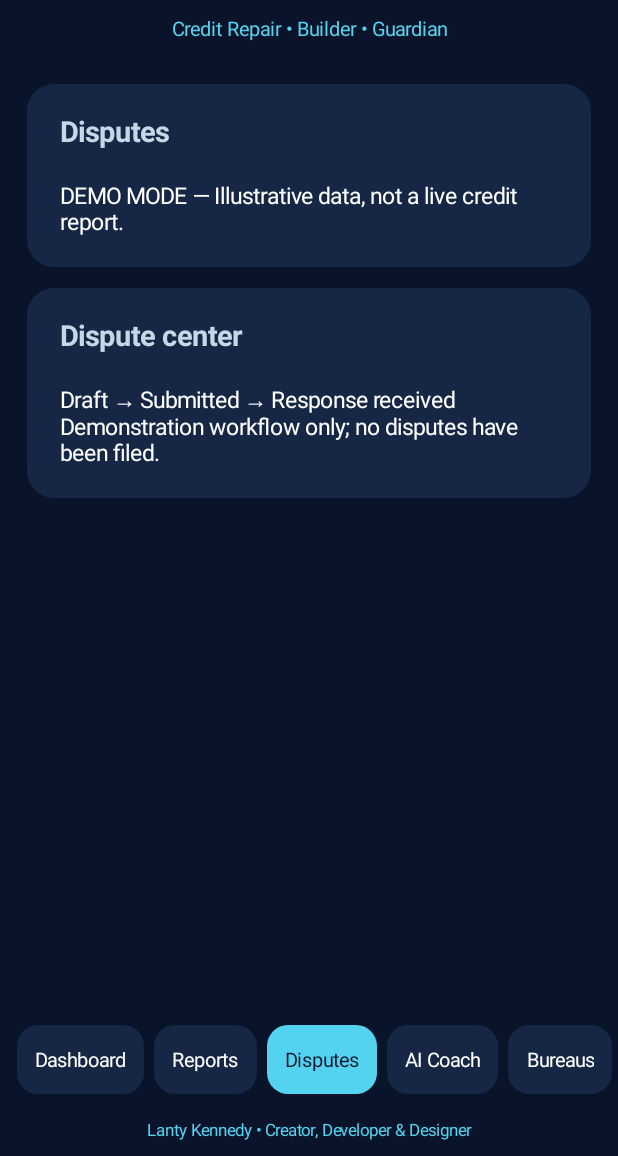
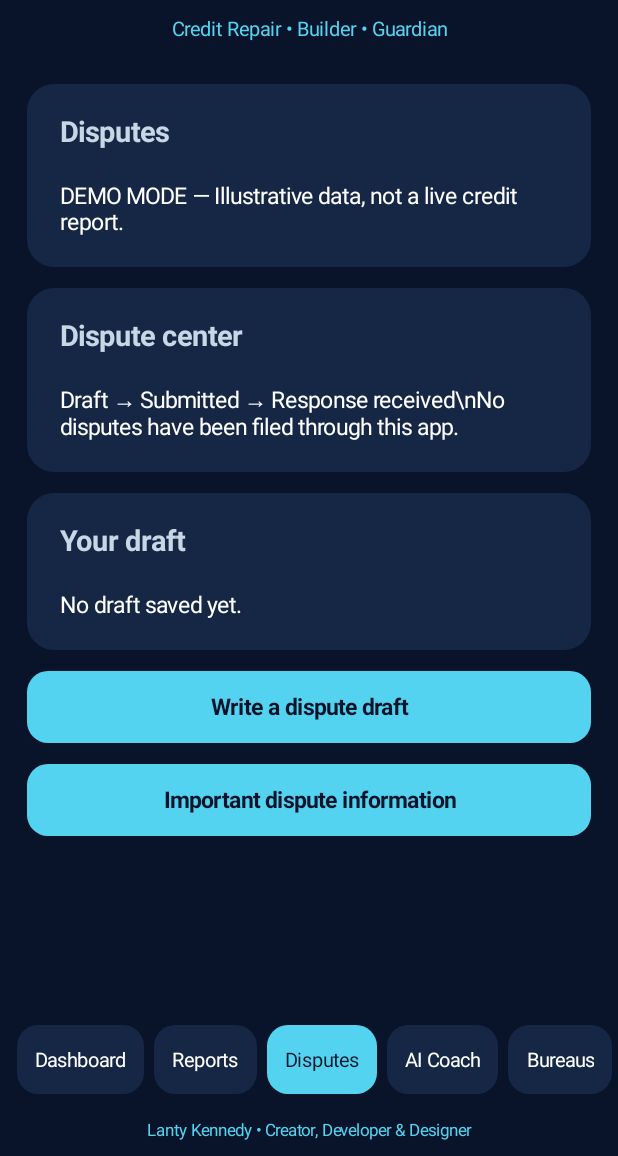
Before and after one commit to TitanCreditbyLantyKennedy/credit-titan-ai-android, an Android app: the screen it shows after launch (MainActivity), after a tap on "Disputes", on a phone screen of 412 x 824 dp, the part 80-1236 px from its top. Run offline under Robolectric (Android 15) with nearby library versions, the light colour scheme and no system bars; 3 other taps on this screen came first.

Commit message:
Add locally saved report notes, dispute drafts and progress checklist

```diff
--- a/app/src/main/java/com/credittitan/ai/MainActivity.java
+++ b/app/src/main/java/com/credittitan/ai/MainActivity.java
@@ -12,7 +12,8 @@ public class MainActivity extends Activity {
     private final int navy=Color.rgb(9,20,42), panel=Color.rgb(22,39,70), cyan=Color.rgb(83,211,240), silver=Color.rgb(200,215,230);
     private final String[] pages={"Dashboard","Reports","Disputes","AI Coach","Bureaus","Progress"};
     private LinearLayout content;
-    @Override public void onCreate(Bundle state){super.onCreate(state);show("Dashboard");}
+    private android.content.SharedPreferences prefs;
+    @Override public void onCreate(Bundle state){super.onCreate(state);prefs=getSharedPreferences("titan_local",MODE_PRIVATE);show("Dashboard");}
     private int dp(int n){return (int)(n*getResources().getDisplayMetrics().density+.5f);}
     private GradientDrawable shape(int color,int radius){GradientDrawable d=new GradientDrawable();d.setColor(color);d.setCornerRadius(dp(radius));return d;}
     private TextView text(String value,int size,int color){TextView t=new TextView(this);t.setText(value);t.setTextSize(size);t.setTextColor(color);t.setPadding(dp(12),dp(10),dp(12),dp(10));return t;}
@@ -21,6 +22,25 @@ public class MainActivity extends Activity {
         TextView h=text(heading,19,silver);h.setTypeface(null,Typeface.BOLD);box.addView(h);
         box.addView(text(body,15,Color.WHITE));
         LinearLayout.LayoutParams p=new LinearLayout.LayoutParams(-1,-2);p.setMargins(0,0,0,dp(14));content.addView(box,p);
+    }
+    private void action(String label, Runnable task){
+        TextView button=text(label,15,navy);button.setGravity(Gravity.CENTER);
+        button.setTypeface(null,Typeface.BOLD);button.setBackground(shape(cyan,14));
+        LinearLayout.LayoutParams lp=new LinearLayout.LayoutParams(-1,dp(48));lp.setMargins(0,0,0,dp(14));
+        content.addView(button,lp);button.setOnClickListener(v->task.run());
+    }
+    private void note(String title,String message){
+        new android.app.AlertDialog.Builder(this).setTitle(title).setMessage(message)
+            .setPositiveButton("OK",null).show();
+    }
+    private void input(String title,String key,String hint){
+        EditText field=new EditText(this);field.setSingleLine(false);field.setMinLines(3);
+        field.setHint(hint);field.setText(prefs.getString(key,""));
+        new android.app.AlertDialog.Builder(this).setTitle(title).setView(field)
+            .setNegativeButton("Cancel",null)
+            .setPositiveButton("Save locally",(d,w)->{
+                prefs.edit().putString(key,field.getText().toString()).apply();show(title.equals("Credit report notes")?"Reports":"Disputes");
+            }).show();
     }
     private void show(String page){
         LinearLayout root=new LinearLayout(this);root.setOrientation(1);root.setBackgroundColor(navy);
@@ -35,11 +55,22 @@ public class MainActivity extends Activity {
                 card("Sample credit score: 682","This score is fictional and does not update from FICO or any credit bureau.");
                 card("Three-bureau overview","Experian • Equifax • TransUnion\nConnection status: Not connected");
                 card("Credit utilization","Example: 32% • Lower balances may reduce utilization.");break;
-            case "Reports":card("Report analyzer","No real credit reports have been uploaded. Future analysis must distinguish verified facts from suggestions.");break;
-            case "Disputes":card("Dispute center","Draft → Submitted → Response received\nDemonstration workflow only; no disputes have been filed.");break;
+            case "Reports":card("Report analyzer","No bureau data connected. Record observations below; notes are saved only on this device.");
+                card("Your report notes",prefs.getString("report_notes","No notes saved yet."));
+                action("Add report notes",()->input("Credit report notes","report_notes","Record possible errors, dates, and account details. Avoid sensitive identifiers."));
+                break;
+            case "Disputes":card("Dispute center","Draft → Submitted → Response received\\nNo disputes have been filed through this app.");
+                card("Your draft",prefs.getString("dispute_draft","No draft saved yet."));
+                action("Write a dispute draft",()->input("Dispute draft","dispute_draft","Describe the specific inaccurate item and why it is incorrect."));
+                action("Important dispute information",()->note("Disputes","This app saves a draft only. It does not send disputes to a credit bureau or promise removal of accurate information."));
+                break;
             case "AI Coach":card("Credit education","Review your reports for errors, make payments on time, and manage revolving balances. Live AI is not connected.");break;
             case "Bureaus":card("Credit bureaus","Experian: Not connected\nEquifax: Not connected\nTransUnion: Not connected");break;
-            case "Progress":card("Illustrative goals","Review all three credit reports. Track balances and payment dates. No real score history is available.");break;
+            case "Progress":card("Illustrative goals","No real score history is available. Your checklist is stored locally.");
+                String[] goals={"Review all three reports","Check payment due dates","Review card balances","Investigate report errors"};
+                for(int i=0;i<goals.length;i++){final int n=i;boolean done=prefs.getBoolean("goal"+i,false);
+                    action((done?"✓  ":"○  ")+goals[i],()->{prefs.edit().putBoolean("goal"+n,!prefs.getBoolean("goal"+n,false)).apply();show("Progress");});
+                }break;
         }
         HorizontalScrollView navScroll=new HorizontalScrollView(this);navScroll.setHorizontalScrollBarEnabled(false);
         LinearLayout nav=new LinearLayout(this);nav.setPadding(dp(8),dp(6),dp(8),dp(6));
```
